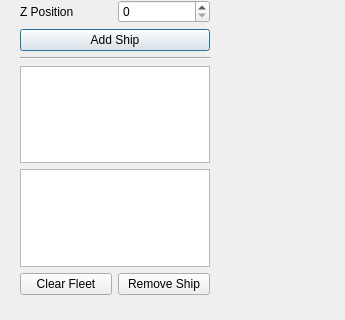
This is teamonemenu.ui in BenjaminHCheung/Starship-Chess as Qt 5 draws it before an edit; both pictures show x 0 to 345 and y 166 to 486 of the 345 by 486 pixel window. The edited form follows.
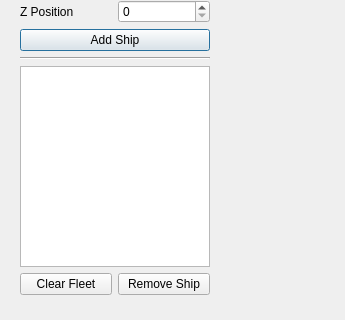
This is the edited form.

Commit message: filled in some functionality into the team one menu

What changed in the file:
```diff
--- a/teamonemenu.ui
+++ b/teamonemenu.ui
@@ -132,9 +132,6 @@
       </property>
      </widget>
     </item>
-    <item>
-     <widget class="QTableWidget" name="MyTable"/>
-    </item>
     <item>
      <layout class="QHBoxLayout" name="horizontalLayout">
       <item>
```
The commit also changes 2 other files.
